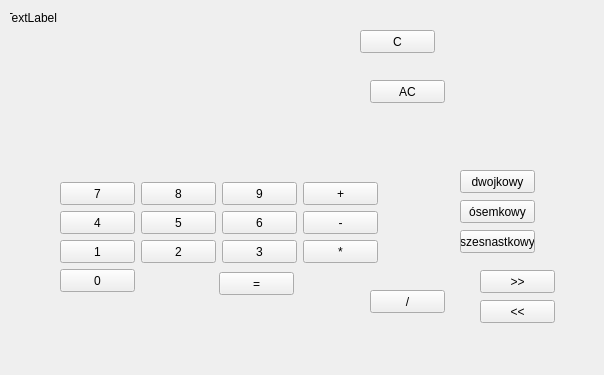
First picture: the form in calculatorinterface.ui, repository rekombinator/kalkulator_naukowy, before the edit.
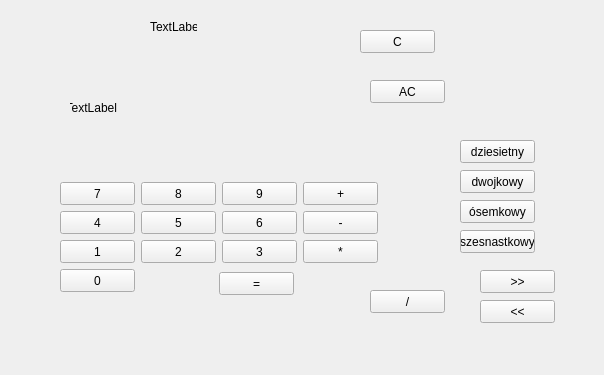
Second picture: the form after the edit.

Diff of the .ui file:
```diff
--- a/calculatorinterface.ui
+++ b/calculatorinterface.ui
@@ -16,8 +16,8 @@
   <widget class="QLabel" name="label">
    <property name="geometry">
     <rect>
-     <x>10</x>
-     <y>10</y>
+     <x>70</x>
+     <y>100</y>
      <width>47</width>
      <height>16</height>
     </rect>
@@ -315,6 +315,32 @@
     <string>&lt;&lt;</string>
    </property>
   </widget>
+  <widget class="QPushButton" name="button_dziesiec">
+   <property name="geometry">
+    <rect>
+     <x>460</x>
+     <y>140</y>
+     <width>75</width>
+     <height>23</height>
+    </rect>
+   </property>
+   <property name="text">
+    <string>dziesietny</string>
+   </property>
+  </widget>
+  <widget class="QLabel" name="label_dziesietny">
+   <property name="geometry">
+    <rect>
+     <x>150</x>
+     <y>20</y>
+     <width>47</width>
+     <height>13</height>
+    </rect>
+   </property>
+   <property name="text">
+    <string>TextLabel</string>
+   </property>
+  </widget>
  </widget>
  <layoutdefault spacing="6" margin="11"/>
  <resources/>
```
